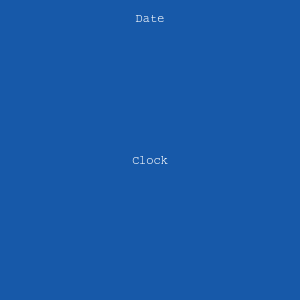
Above: UI/dooble_floating_digital_clock.ui from bitwiseworks/dooble-os2 before the change. Below: the same form after it.
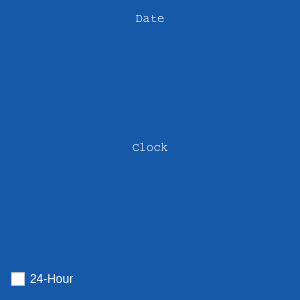
That is the form after the change. Icons and pictures are not drawn.

Commit message: Update source to dooble-2022.10.15

```diff
--- a/UI/dooble_floating_digital_clock.ui
+++ b/UI/dooble_floating_digital_clock.ui
@@ -63,6 +63,20 @@
      </property>
     </widget>
    </item>
+   <item>
+    <widget class="QCheckBox" name="hour_24">
+     <property name="toolTip">
+      <string>&lt;html&gt;&lt;head/&gt;&lt;body&gt;&lt;p&gt;Setting is not retained for future sessions.&lt;/p&gt;&lt;/body&gt;&lt;/html&gt;</string>
+     </property>
+     <property name="styleSheet">
+      <string notr="true">QWidget {color: white;}
+</string>
+     </property>
+     <property name="text">
+      <string>24-Hour</string>
+     </property>
+    </widget>
+   </item>
   </layout>
  </widget>
  <resources>
```
The commit also changes 149 other files.
